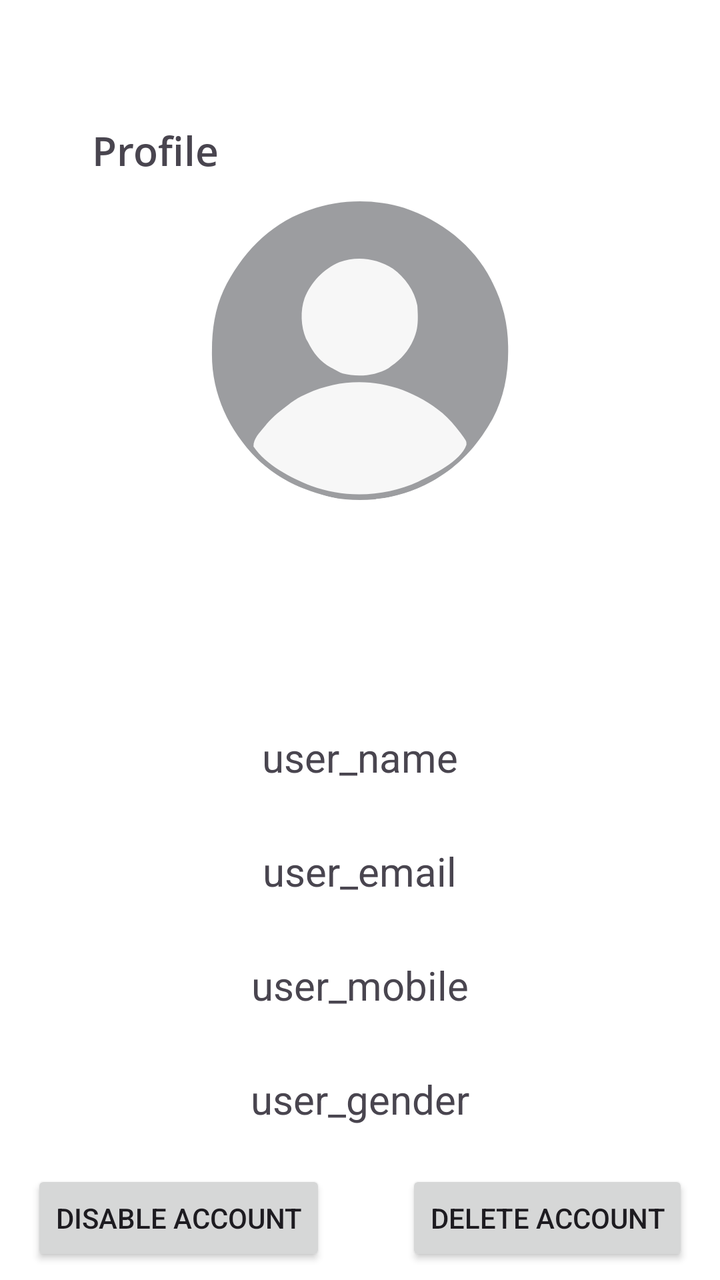
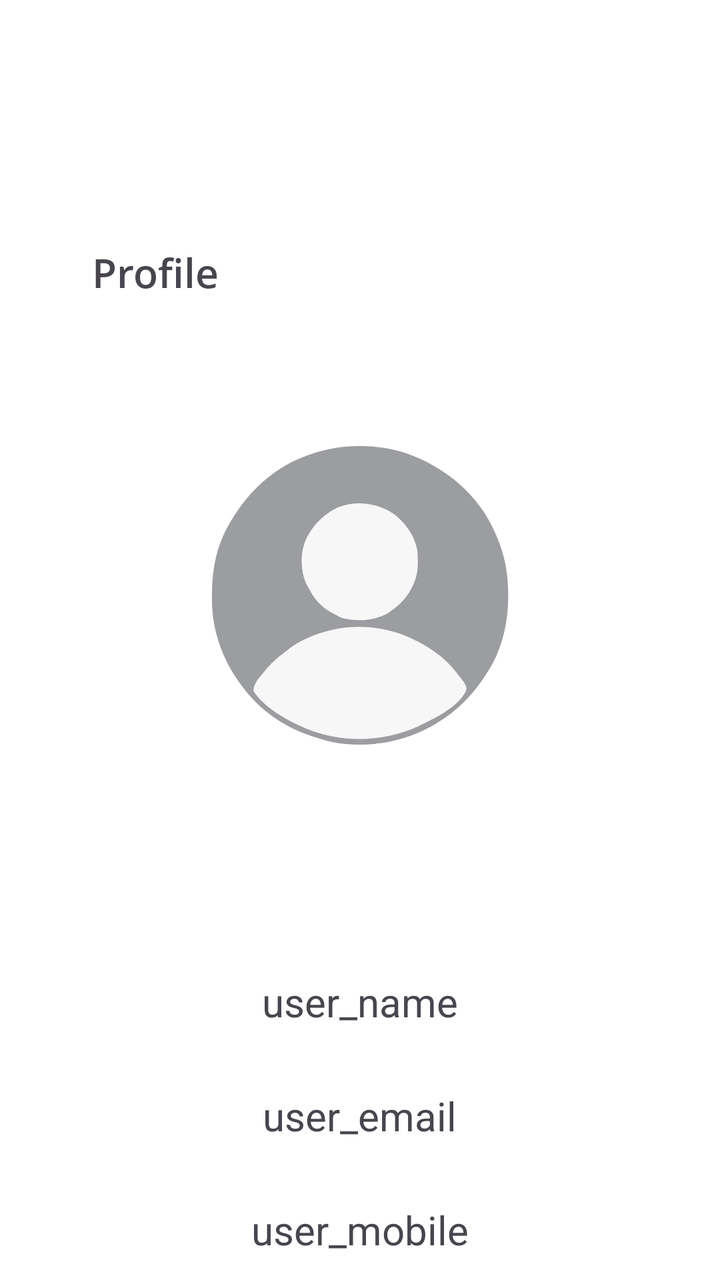

Two renders of the same Android screen: before a commit and after it. Below are the layout's source before the change and the commit's diff.
<!-- AndroidManifest.xml: application theme Base.Theme.FoodD -->
<!-- res/layout/user_profile.xml -->
<?xml version="1.0" encoding="utf-8"?>
<androidx.constraintlayout.widget.ConstraintLayout xmlns:android="http://schemas.android.com/apk/res/android"
    xmlns:app="http://schemas.android.com/apk/res-auto"
    xmlns:tools="http://schemas.android.com/tools"
    android:id="@+id/user_profile_main"
    android:layout_width="match_parent"
    android:layout_height="match_parent">

    <TextView
        android:id="@+id/profile_text"
        android:text="@string/profile_text"
        android:textSize="@dimen/text_size_20"
        android:fontFamily="@font/open_sans_semi_bold"
        android:layout_width="wrap_content"
        android:layout_height="wrap_content"
        app:layout_constraintStart_toStartOf="parent"
        app:layout_constraintTop_toTopOf="parent"
        android:layout_marginStart="@dimen/margin_start_50"
        android:layout_marginTop="@dimen/margin_top_50"
        app:layout_constraintBottom_toTopOf="@id/profile_image"
        app:layout_constraintEnd_toStartOf="@id/profile_image"/>

    <TextView
        android:id="@+id/edit_icon"
        android:layout_width="@dimen/width_50"
        android:layout_height="@dimen/height_50"
        app:srcCompat="@drawable/edit_icon" />

    <com.google.android.material.imageview.ShapeableImageView
        android:id="@+id/profile_image"
        android:layout_width="@dimen/profile_image_width"
        android:layout_height="@dimen/profile_image_height"
        app:srcCompat="@drawable/user"
        app:layout_constraintTop_toTopOf="parent"
        app:layout_constraintStart_toStartOf="parent"
        app:layout_constraintEnd_toEndOf="parent"
        app:layout_constraintBottom_toTopOf="@id/user_data_layout"
        android:layout_marginTop="@dimen/margin_top_100"
        app:shapeAppearanceOverlay="@style/user_profile_style"/>

    <LinearLayout
        android:id="@+id/user_data_layout"
        android:layout_width="match_parent"
        android:layout_height="wrap_content"
        android:orientation="vertical"
        app:layout_constraintStart_toStartOf="parent"
        app:layout_constraintEnd_toEndOf="parent"
        app:layout_constraintTop_toBottomOf="@id/profile_image"
        android:gravity="center_horizontal"
        android:layout_marginTop="@dimen/margin_top_100">

        <TextView
            android:id="@+id/user_name"
            android:text="@string/user_name"
            android:textSize="@dimen/text_size_20"
            android:layout_width="wrap_content"
            android:layout_height="wrap_content"
            android:layout_margin="@dimen/margin_15"/>

        <TextView
            android:id="@+id/user_email"
            android:text="@string/user_email"
            android:textSize="@dimen/text_size_20"
            android:layout_width="wrap_content"
            android:layout_height="wrap_content"
            android:layout_margin="@dimen/margin_15"/>

        <TextView
            android:id="@+id/user_mobile"
            android:text="@string/user_mobile"
            android:textSize="@dimen/text_size_20"
            android:layout_width="wrap_content"
            android:layout_height="wrap_content"
            android:layout_margin="@dimen/margin_15"/>

        <TextView
            android:id="@+id/user_gender"
            android:text="@string/user_gender"
            android:textSize="@dimen/text_size_20"
            android:layout_width="wrap_content"
            android:layout_height="wrap_content"
            android:layout_margin="@dimen/margin_15"/>

    </LinearLayout>


    <androidx.constraintlayout.widget.ConstraintLayout
        android:id="@+id/buttons_layout"
        android:layout_width="wrap_content"
        android:layout_height="wrap_content"
        app:layout_constraintStart_toStartOf="parent"
        app:layout_constraintEnd_toEndOf="parent"
        app:layout_constraintTop_toBottomOf="@id/user_data_layout"
        app:layout_constraintBottom_toBottomOf="parent"
        app:layout_constraintHorizontal_chainStyle="spread">

    <Button
        android:id="@+id/disable_account"
        android:text="@string/disable_account_text"
        android:layout_width="wrap_content"
        android:layout_height="wrap_content"
        app:layout_constraintStart_toStartOf="parent"
        app:layout_constraintEnd_toStartOf="@id/delete_account"
        tools:ignore="MissingConstraints"
        android:layout_marginEnd="@dimen/margin_end_40"/>

    <Button
        android:id="@+id/delete_account"
        android:text="@string/delete_account_text"
        android:layout_width="wrap_content"
        android:layout_height="wrap_content"
        app:layout_constraintEnd_toEndOf="parent"
        app:layout_constraintStart_toEndOf="@id/disable_account"
        tools:ignore="MissingConstraints" />

    </androidx.constraintlayout.widget.ConstraintLayout>


</androidx.constraintlayout.widget.ConstraintLayout>
<!-- resources referenced by this layout -->
<resources>
  <dimen name="height_50">50dp</dimen>
  <dimen name="margin_15">15dp</dimen>
  <dimen name="margin_end_40">40dp</dimen>
  <dimen name="margin_start_50">50dp</dimen>
  <dimen name="margin_top_100">100dp</dimen>
  <dimen name="margin_top_50">50dp</dimen>
  <dimen name="profile_image_height">150dp</dimen>
  <dimen name="profile_image_width">150dp</dimen>
  <dimen name="text_size_20">20sp</dimen>
  <dimen name="width_50">50dp</dimen>
  <!-- drawable edit_icon (drawable) -->
  <vector xmlns:android="http://schemas.android.com/apk/res/android" android:height="24dp" android:viewportHeight="494.94" android:viewportWidth="494.94" android:width="24dp">
        
      <path android:fillColor="@color/black" android:pathData="M389.84,182.85c-6.74,0 -12.21,5.47 -12.21,12.21v222.97c0,23.56 -19.17,42.74 -42.74,42.74H67.16c-23.56,0 -42.74,-19.17 -42.74,-42.74V150.29c0,-23.56 19.17,-42.74 42.74,-42.74h267.74c6.74,0 12.21,-5.47 12.21,-12.21s-5.47,-12.21 -12.21,-12.21H67.16C30.13,83.13 0,113.25 0,150.29v267.74c0,37.03 30.13,67.15 67.16,67.15h267.74c37.03,0 67.16,-30.13 67.16,-67.15V195.06C402.05,188.32 396.59,182.85 389.84,182.85z"/>
        
      <path android:fillColor="@color/black" android:pathData="M483.88,20.79c-14.72,-14.72 -38.67,-14.71 -53.38,0L221.35,229.94c-0.28,0.28 -3.43,3.56 -4.25,5.4l-28.96,65.07c-2.06,4.62 -1.06,10.03 2.52,13.6c2.34,2.34 5.46,3.58 8.64,3.58c1.67,0 3.36,-0.35 4.96,-1.06l65.07,-28.96c1.83,-0.81 5.11,-3.97 5.4,-4.25L483.88,74.17c7.13,-7.13 11.06,-16.61 11.06,-26.69C494.94,37.4 491.01,27.92 483.88,20.79zM466.61,56.9L257.46,266.05c-0.04,0.04 -0.05,0.08 -0.09,0.11l-33.99,15.13L238.51,247.3c0.03,-0.04 0.07,-0.05 0.11,-0.09L447.77,38.06c5.04,-5.04 13.82,-5.03 18.85,0c2.52,2.51 3.9,5.86 3.9,9.41C470.52,51.04 469.13,54.38 466.61,56.9z"/>
      
  </vector>
  <!-- drawable user: vector/xml drawable (drawable, 2453 chars, omitted) -->
  <string name="delete_account_text">Delete Account</string>
  <string name="disable_account_text">Disable Account</string>
  <string name="profile_text">Profile</string>
  <string name="user_email">user_email</string>
  <string name="user_gender">user_gender</string>
  <string name="user_mobile">user_mobile</string>
  <string name="user_name">user_name</string>
  <style name="user_profile_style">
          <item name="cornerFamily">rounded</item>
          <item name="cornerSize">50%</item>
      </style>
  <style name="Base.Theme.FoodD" parent="Theme.Material3.DayNight.NoActionBar">
  
          <item name="colorPrimary">@color/primary</item>
  
          <item name="colorOnPrimary">@android:color/white</item>
  
          <item name="android:windowBackground">@color/background_light</item>
  
          <item name="colorSurface">@color/surface_light</item>
  
      </style>
  <color name="black">#FF000000</color>
  <color name="primary">#FF7A00</color>
  <color name="background_light">#FFFFFF</color>
  <color name="surface_light">#FFF8F2</color>
</resources>

<!-- the commit's change to res/layout/user_profile.xml (unified diff, before → after) -->
@@ -20,18 +20,18 @@
         app:layout_constraintBottom_toTopOf="@id/profile_image"
         app:layout_constraintEnd_toStartOf="@id/profile_image"/>
 
-    <TextView
-        android:id="@+id/edit_icon"
-        android:layout_width="@dimen/width_50"
-        android:layout_height="@dimen/height_50"
-        app:srcCompat="@drawable/edit_icon" />
+
+
+
+
+
 
     <com.google.android.material.imageview.ShapeableImageView
         android:id="@+id/profile_image"
         android:layout_width="@dimen/profile_image_width"
         android:layout_height="@dimen/profile_image_height"
         app:srcCompat="@drawable/user"
-        app:layout_constraintTop_toTopOf="parent"
+        app:layout_constraintTop_toTopOf="@id/profile_text"
         app:layout_constraintStart_toStartOf="parent"
         app:layout_constraintEnd_toEndOf="parent"
         app:layout_constraintBottom_toTopOf="@id/user_data_layout"
<!-- resource entries referenced after the edit -->
@@ -1,6 +1,5 @@
 <!-- resources referenced by this layout -->
 <resources>
-  <dimen name="height_50">50dp</dimen>
   <dimen name="margin_15">15dp</dimen>
   <dimen name="margin_end_40">40dp</dimen>
   <dimen name="margin_start_50">50dp</dimen>
@@ -9,15 +8,6 @@
   <dimen name="profile_image_height">150dp</dimen>
   <dimen name="profile_image_width">150dp</dimen>
   <dimen name="text_size_20">20sp</dimen>
-  <dimen name="width_50">50dp</dimen>
-  <!-- drawable edit_icon (drawable) -->
-  <vector xmlns:android="http://schemas.android.com/apk/res/android" android:height="24dp" android:viewportHeight="494.94" android:viewportWidth="494.94" android:width="24dp">
-        
-      <path android:fillColor="@color/black" android:pathData="M389.84,182.85c-6.74,0 -12.21,5.47 -12.21,12.21v222.97c0,23.56 -19.17,42.74 -42.74,42.74H67.16c-23.56,0 -42.74,-19.17 -42.74,-42.74V150.29c0,-23.56 19.17,-42.74 42.74,-42.74h267.74c6.74,0 12.21,-5.47 12.21,-12.21s-5.47,-12.21 -12.21,-12.21H67.16C30.13,83.13 0,113.25 0,150.29v267.74c0,37.03 30.13,67.15 67.16,67.15h267.74c37.03,0 67.16,-30.13 67.16,-67.15V195.06C402.05,188.32 396.59,182.85 389.84,182.85z"/>
-        
-      <path android:fillColor="@color/black" android:pathData="M483.88,20.79c-14.72,-14.72 -38.67,-14.71 -53.38,0L221.35,229.94c-0.28,0.28 -3.43,3.56 -4.25,5.4l-28.96,65.07c-2.06,4.62 -1.06,10.03 2.52,13.6c2.34,2.34 5.46,3.58 8.64,3.58c1.67,0 3.36,-0.35 4.96,-1.06l65.07,-28.96c1.83,-0.81 5.11,-3.97 5.4,-4.25L483.88,74.17c7.13,-7.13 11.06,-16.61 11.06,-26.69C494.94,37.4 491.01,27.92 483.88,20.79zM466.61,56.9L257.46,266.05c-0.04,0.04 -0.05,0.08 -0.09,0.11l-33.99,15.13L238.51,247.3c0.03,-0.04 0.07,-0.05 0.11,-0.09L447.77,38.06c5.04,-5.04 13.82,-5.03 18.85,0c2.52,2.51 3.9,5.86 3.9,9.41C470.52,51.04 469.13,54.38 466.61,56.9z"/>
-      
-  </vector>
   <!-- drawable user: vector/xml drawable (drawable, 2453 chars, omitted) -->
   <string name="delete_account_text">Delete Account</string>
   <string name="disable_account_text">Disable Account</string>
@@ -41,7 +31,6 @@
           <item name="colorSurface">@color/surface_light</item>
   
       </style>
-  <color name="black">#FF000000</color>
   <color name="primary">#FF7A00</color>
   <color name="background_light">#FFFFFF</color>
   <color name="surface_light">#FFF8F2</color>
